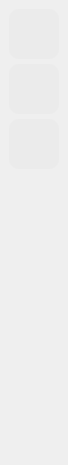
The window that src/ui/forms/uisidebar.ui (UuKiTing/SoundWave) describes before a commit, drawn with Qt 5.
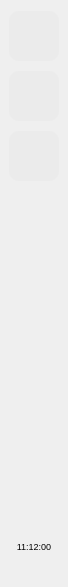
The same window after the commit. Icons and pictures are not drawn.

Commit message: 1.将样式表封装成qss文件，并放入qrc资源文件中，通过StyleSheetUtils类封装来使用 2.新建路径管理，避免手动输入路径，同一管理 4.global头文件的功能太多，按功能划分到不同头文件中 5.新增types文件夹，用于存放不同功能的自定义类型头文件 5.重新修改注释样式 6.修复了一些小问题 7.增加定时功能

```diff
--- a/src/ui/forms/uisidebar.ui
+++ b/src/ui/forms/uisidebar.ui
@@ -7,7 +7,7 @@
     <x>0</x>
     <y>0</y>
     <width>68</width>
-    <height>465</height>
+    <height>587</height>
    </rect>
   </property>
   <property name="minimumSize">
@@ -28,69 +28,19 @@
   <property name="styleSheet">
    <string notr="true"/>
   </property>
-  <layout class="QVBoxLayout" name="verticalLayout_2">
-   <property name="spacing">
-    <number>0</number>
-   </property>
-   <property name="leftMargin">
-    <number>0</number>
-   </property>
-   <property name="topMargin">
-    <number>0</number>
-   </property>
-   <property name="rightMargin">
-    <number>0</number>
-   </property>
-   <property name="bottomMargin">
-    <number>0</number>
-   </property>
-   <item>
-    <widget class="QWidget" name="widget" native="true">
-     <property name="styleSheet">
-      <string notr="true">QPushButton {
-    border-radius: 10px;
-	padding: 5px;
-	min-height: 40px;
-	max-height:40px;
-	min-width: 40px;
-	max-width: 40px;
-}
-
-
-
-</string>
-     </property>
-     <layout class="QVBoxLayout" name="verticalLayout" stretch="1,2,0">
-      <property name="spacing">
-       <number>20</number>
-      </property>
-      <property name="leftMargin">
-       <number>9</number>
-      </property>
-      <property name="topMargin">
-       <number>9</number>
-      </property>
-      <property name="rightMargin">
-       <number>9</number>
-      </property>
-      <property name="bottomMargin">
-       <number>9</number>
-      </property>
-      <item>
-       <widget class="QWidget" name="widget_3" native="true">
-        <property name="sizePolicy">
-         <sizepolicy hsizetype="Fixed" vsizetype="Fixed">
-          <horstretch>0</horstretch>
-          <verstretch>0</verstretch>
-         </sizepolicy>
-        </property>
-        <property name="styleSheet">
-         <string notr="true"/>
-        </property>
         <layout class="QVBoxLayout" name="verticalLayout_4">
-         <property name="spacing">
-          <number>10</number>
-         </property>
+   <property name="leftMargin">
+    <number>9</number>
+   </property>
+   <property name="rightMargin">
+    <number>9</number>
+   </property>
+   <item>
+    <widget class="QWidget" name="widget" native="true">
+     <property name="styleSheet">
+      <string notr="true"/>
+     </property>
+     <layout class="QVBoxLayout" name="verticalLayout_2">
          <property name="leftMargin">
           <number>0</number>
          </property>
@@ -136,7 +86,7 @@
            </property>
            <layout class="QVBoxLayout" name="verticalLayout_3">
             <property name="spacing">
-             <number>5</number>
+          <number>10</number>
             </property>
             <property name="leftMargin">
              <number>0</number>
@@ -231,15 +181,25 @@
            </layout>
           </widget>
          </item>
-        </layout>
-       </widget>
-      </item>
       <item>
-       <widget class="QWidget" name="widget_4" native="true">
+       <widget class="QWidget" name="playlistWidget" native="true">
         <property name="styleSheet">
          <string notr="true">QPushButton:hover{
 	background-color: rgb(235, 235, 235);
-}</string>
+}
+
+QPushButton {
+    border-radius: 10px;
+	padding: 5px;
+	min-height: 40px;
+	max-height:40px;
+	min-width: 40px;
+	max-width: 40px;
+}
+
+
+
+</string>
         </property>
         <layout class="QVBoxLayout" name="verticalLayout_5">
          <property name="spacing">
@@ -339,7 +299,28 @@
        </widget>
       </item>
       <item>
+       <widget class="QWidget" name="timingWidget" native="true">
+        <layout class="QVBoxLayout" name="verticalLayout">
+         <property name="spacing">
+          <number>0</number>
+         </property>
+         <property name="leftMargin">
+          <number>0</number>
+         </property>
+         <property name="topMargin">
+          <number>0</number>
+         </property>
+         <property name="rightMargin">
+          <number>0</number>
+         </property>
+         <property name="bottomMargin">
+          <number>0</number>
+         </property>
+         <item>
        <widget class="QWidget" name="widget_2" native="true">
+           <property name="styleSheet">
+            <string notr="true"/>
+           </property>
         <layout class="QHBoxLayout" name="horizontalLayout">
          <property name="spacing">
           <number>0</number>
@@ -357,7 +338,26 @@
           <number>0</number>
          </property>
          <item>
-          <widget class="QPushButton" name="settingBtn">
+             <spacer name="horizontalSpacer">
+              <property name="orientation">
+               <enum>Qt::Orientation::Horizontal</enum>
+              </property>
+              <property name="sizeHint" stdset="0">
+               <size>
+                <width>40</width>
+                <height>20</height>
+               </size>
+              </property>
+             </spacer>
+            </item>
+            <item>
+             <widget class="QPushButton" name="timingBtn">
+              <property name="sizePolicy">
+               <sizepolicy hsizetype="Fixed" vsizetype="Fixed">
+                <horstretch>0</horstretch>
+                <verstretch>0</verstretch>
+               </sizepolicy>
+              </property>
            <property name="minimumSize">
             <size>
              <width>35</width>
@@ -399,12 +399,99 @@
            </property>
            <property name="iconSize">
             <size>
-             <width>20</width>
+                <width>28</width>
+                <height>28</height>
+               </size>
+              </property>
+             </widget>
+            </item>
+            <item>
+             <spacer name="horizontalSpacer_2">
+              <property name="orientation">
+               <enum>Qt::Orientation::Horizontal</enum>
+              </property>
+              <property name="sizeHint" stdset="0">
+               <size>
+                <width>40</width>
              <height>20</height>
             </size>
            </property>
-           <property name="autoRepeat">
-            <bool>false</bool>
+             </spacer>
+            </item>
+           </layout>
+          </widget>
+         </item>
+         <item>
+          <widget class="QPushButton" name="countDownBtn">
+           <property name="sizePolicy">
+            <sizepolicy hsizetype="Minimum" vsizetype="Fixed">
+             <horstretch>0</horstretch>
+             <verstretch>0</verstretch>
+            </sizepolicy>
+           </property>
+           <property name="minimumSize">
+            <size>
+             <width>50</width>
+             <height>20</height>
+            </size>
+           </property>
+           <property name="maximumSize">
+            <size>
+             <width>50</width>
+             <height>20</height>
+            </size>
+           </property>
+           <property name="font">
+            <font>
+             <pointsize>7</pointsize>
+            </font>
+           </property>
+           <property name="cursor">
+            <cursorShape>PointingHandCursor</cursorShape>
+           </property>
+           <property name="toolTip">
+            <string>关闭计时</string>
+           </property>
+           <property name="styleSheet">
+            <string notr="true">
+QPushButton {
+    border-radius: 5px;
+	padding-left: 1px;
+	padding-right: 1px;
+	min-height: 20px;
+	max-height:20px;
+	min-width: 48px;
+	max-width: 48px;
+}
+
+QPushButton:hover{
+	background-color: rgb(235, 235, 235);
+}</string>
+           </property>
+           <property name="text">
+            <string notr="true">11:12:00</string>
+           </property>
+           <property name="checkable">
+            <bool>true</bool>
+           </property>
+           <property name="checked">
+            <bool>true</bool>
+           </property>
+          </widget>
+         </item>
+         <item>
+          <widget class="QWidget" name="placeholder" native="true">
+           <property name="minimumSize">
+            <size>
+             <width>0</width>
+             <height>20</height>
+            </size>
+           </property>
+           <property name="maximumSize">
+            <size>
+             <width>16777215</width>
+             <height>20</height>
+            </size>
            </property>
           </widget>
          </item>
```
Left out of the diff: 4 changed lines with no effect on the pictures. Lines whose indentation alone changed are shown as unchanged. The commit also changes 114 other files.
